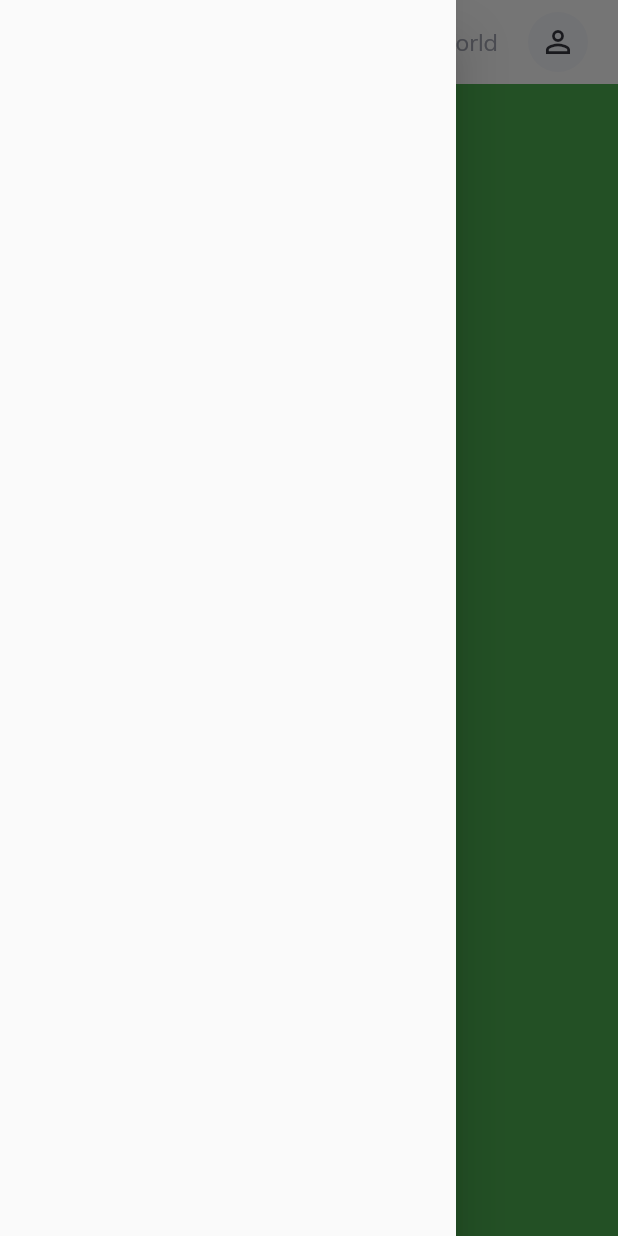
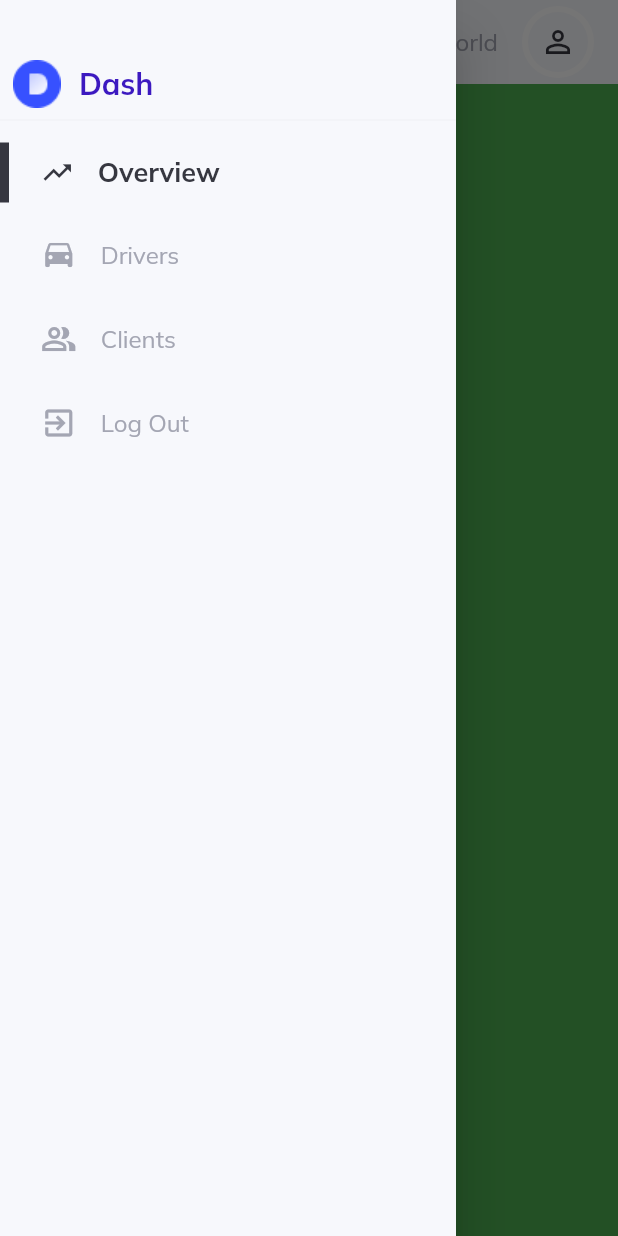
Before and after one commit to opas-keat/flutter_web, a Flutter app: the screen it shows after launch, after a tap on the "menu" icon, on a phone screen of 412 x 824 dp. Run offline on Flutter 3.47's test engine with Material 2 defaults, Android fonts, the light colour scheme and no system bars; our stand-ins replace get, google_fonts.

Commit message:
add sidebar

```diff
--- /dev/null
+++ b/lib/constants/controllers.dart
@@ -0,0 +1,3 @@
+import 'package:flutter_web/controllers/menu_controller.dart';
+
+MenuController menuController = MenuController.instance;
--- /dev/null
+++ b/lib/controllers/menu_controller.dart
@@ -0,0 +1,45 @@
+import 'package:flutter/material.dart';
+import 'package:flutter_web/constants/style.dart';
+import 'package:flutter_web/routing/routes.dart';
+import 'package:get/get.dart';
+
+class MenuController extends GetxController {
+  static MenuController instance = Get.find();
+  var activeItem = overViewPageRoute.obs;
+  var hoverItem = "".obs;
+
+  changeActiveitemTo(String itemName) {
+    activeItem.value = itemName;
+  }
+
+  onHover(String itemName) {
+    if (!isActive(itemName)) hoverItem.value = itemName;
+  }
+
+  isActive(String itemName) => activeItem.value == itemName;
+
+  isHovering(String itemName) => hoverItem.value == itemName;
+
+  Widget returnIconFor(String itemName) {
+    switch (itemName) {
+      case overViewPageRoute:
+        return _customIcon(Icons.trending_up, itemName);
+      case driverPageRoute:
+        return _customIcon(Icons.drive_eta, itemName);
+      case clientsPageRoute:
+        return _customIcon(Icons.people_alt_outlined, itemName);
+      case authenticationPageRoute:
+        return _customIcon(Icons.exit_to_app, itemName);
+      default:
+        return _customIcon(Icons.exit_to_app, itemName);
+    }
+  }
+
+  Widget _customIcon(IconData icon, String itemName) {
+    if (isActive(itemName)) {
+      return Icon(icon, size: 22, color: dark);
+    }
+
+    return Icon(icon, color: isHovering(itemName) ? dark : lightGrey);
+  }
+}
--- a/lib/layout.dart
+++ b/lib/layout.dart
@@ -1,6 +1,7 @@
 import 'package:flutter/material.dart';
 import 'package:flutter_web/helpers/responsiveness.dart';
 import 'package:flutter_web/widgets/large_screen.dart';
+import 'package:flutter_web/widgets/side_menu.dart';
 import 'package:flutter_web/widgets/top_nav.dart';
 
 import 'widgets/small_screen.dart';
@@ -14,7 +15,9 @@
     return Scaffold(
       key: scaffoldKey,
       appBar: topNavigationBar(context, scaffoldKey),
-      drawer: const Drawer(),
+      drawer: const Drawer(
+        child: SideMenu(),
+      ),
       body: const ResponsiveWidget(
         largeSceen: LargeScreen(),
         smallScreen: SmallScreen(),
--- a/lib/main.dart
+++ b/lib/main.dart
@@ -1,10 +1,12 @@
 import 'package:flutter/material.dart';
-import 'package:get/route_manager.dart';
+import 'package:flutter_web/controllers/menu_controller.dart';
+import 'package:get/get.dart';
 import 'package:google_fonts/google_fonts.dart';
 
 import 'layout.dart';
 
 void main() {
+  Get.put(MenuController());
   runApp(const MyApp());
 }
 
--- /dev/null
+++ b/lib/routing/routes.dart
@@ -0,0 +1,11 @@
+const overViewPageRoute = "Overview";
+const driverPageRoute = "Drivers";
+const clientsPageRoute = "Clients";
+const authenticationPageRoute = "Authentication";
+
+List sideMenuItems = [
+  overViewPageRoute,
+  driverPageRoute,
+  clientsPageRoute,
+  authenticationPageRoute
+];
--- /dev/null
+++ b/lib/widgets/horizontal_menu_item.dart
@@ -0,0 +1,64 @@
+import 'package:flutter/material.dart';
+import 'package:flutter_web/constants/controllers.dart';
+import 'package:flutter_web/constants/style.dart';
+import 'package:flutter_web/widgets/customText.dart';
+import 'package:get/get.dart';
+
+class HorizontalMenuItem extends StatelessWidget {
+  final String itemName;
+  final Function? onTap;
+  const HorizontalMenuItem({Key? key, required this.itemName, this.onTap})
+      : super(key: key);
+
+  @override
+  Widget build(BuildContext context) {
+    double _width = MediaQuery.of(context).size.width;
+    return InkWell(
+      onTap: () {},
+      onHover: (value) {
+        value
+            ? menuController.onHover(itemName)
+            : menuController.onHover("not hovering");
+      },
+      child: Obx(() => Container(
+            color: menuController.isHovering(itemName)
+                ? lightGrey.withOpacity(.1)
+                : Colors.transparent,
+            child: Row(children: [
+              Visibility(
+                visible: menuController.isHovering(itemName) ||
+                    menuController.isActive(itemName),
+                child: Container(
+                  width: 6,
+                  height: 40,
+                  color: dark,
+                ),
+                maintainSize: true,
+                maintainState: true,
+                maintainAnimation: true,
+              ),
+              SizedBox(width: _width / 80),
+              Padding(
+                padding: const EdgeInsets.all(16),
+                child: menuController.returnIconFor(itemName),
+              ),
+              if (!menuController.isActive(itemName))
+                Flexible(
+                    child: CustomText(
+                        text: itemName,
+                        color: menuController.isHovering(itemName)
+                            ? dark
+                            : lightGrey))
+              else
+                Flexible(
+                    child: CustomText(
+                  text: itemName,
+                  color: dark,
+                  size: 18,
+                  weight: FontWeight.bold,
+                ))
+            ]),
+          )),
+    );
+  }
+}
--- a/lib/widgets/large_screen.dart
+++ b/lib/widgets/large_screen.dart
@@ -1,4 +1,5 @@
 import 'package:flutter/material.dart';
+import 'package:flutter_web/widgets/side_menu.dart';
 
 class LargeScreen extends StatelessWidget {
   const LargeScreen({Key? key}) : super(key: key);
@@ -6,10 +7,7 @@
   @override
   Widget build(BuildContext context) {
     return Row(children: [
-      Expanded(
-          child: Container(
-        color: Colors.red,
-      )),
+      const Expanded(child: SideMenu()),
       Expanded(
           flex: 5,
           child: Container(
--- /dev/null
+++ b/lib/widgets/side_menu.dart
@@ -0,0 +1,71 @@
+import 'package:flutter/material.dart';
+import 'package:flutter_web/constants/controllers.dart';
+import 'package:flutter_web/constants/style.dart';
+import 'package:flutter_web/helpers/responsiveness.dart';
+import 'package:flutter_web/routing/routes.dart';
+import 'package:flutter_web/widgets/customText.dart';
+import 'package:flutter_web/widgets/side_menu_item.dart';
+import 'package:get/get.dart';
+
+class SideMenu extends StatelessWidget {
+  const SideMenu({Key? key}) : super(key: key);
+
+  @override
+  Widget build(BuildContext context) {
+    double _width = MediaQuery.of(context).size.width;
+    return Container(
+      color: light,
+      child: ListView(
+        children: [
+          if (ResponsiveWidget.isSmallScreen(context))
+            Column(
+              mainAxisSize: MainAxisSize.min,
+              children: [
+                const SizedBox(height: 40),
+                Row(
+                  children: [
+                    SizedBox(width: _width / 48),
+                    Padding(
+                      padding: const EdgeInsets.only(right: 12),
+                      child: Image.asset("assets/icons/logo.png"),
+                    ),
+                    Flexible(
+                        child: CustomText(
+                      text: "Dash",
+                      size: 20,
+                      weight: FontWeight.bold,
+                      color: active,
+                    )),
+                    SizedBox(width: _width / 48)
+                  ],
+                ),
+              ],
+            ),
+          Divider(color: lightGrey.withOpacity(.1)),
+          Column(
+            mainAxisSize: MainAxisSize.min,
+            children: sideMenuItems
+                .map((itemName) => SideMenuItem(
+                      itemName: itemName == authenticationPageRoute
+                          ? "Log Out"
+                          : itemName,
+                      onTap: () {
+                        if (itemName == authenticationPageRoute) {
+                          // TODO:: go to authentication page
+                        }
+                        if (!menuController.isActive(itemName)) {
+                          menuController.changeActiveitemTo(itemName);
+                          if (ResponsiveWidget.isSmallScreen(context)) {
+                            Get.back();
+                            // TODO:: go to item name Route
+                          }
+                        }
+                      },
+                    ))
+                .toList(),
+          ),
+        ],
+      ),
+    );
+  }
+}
--- /dev/null
+++ b/lib/widgets/side_menu_item.dart
@@ -0,0 +1,26 @@
+import 'package:flutter/material.dart';
+import 'package:flutter_web/helpers/responsiveness.dart';
+import 'package:flutter_web/widgets/horizontal_menu_item.dart';
+import 'package:flutter_web/widgets/vertical_menu_item.dart';
+
+class SideMenuItem extends StatelessWidget {
+  final String itemName;
+  final Function? onTap;
+  const SideMenuItem({Key? key, required this.itemName, this.onTap})
+      : super(key: key);
+
+  @override
+  Widget build(BuildContext context) {
+    if (ResponsiveWidget.isCustomScreen(context)) {
+      return VerticalMenuItem(
+        itemName: itemName,
+        onTap: onTap,
+      );
+    }
+
+    return HorizontalMenuItem(
+      itemName: itemName,
+      onTap: onTap,
+    );
+  }
+}
--- a/lib/widgets/top_nav.dart
+++ b/lib/widgets/top_nav.dart
@@ -89,5 +89,5 @@
         ],
       ),
       iconTheme: IconThemeData(color: dark),
-      backgroundColor: Colors.transparent,
+      backgroundColor: light,
     );
```
Also changed, not shown: lib/widgets/vertical_menu_item.dart (added, +70 -0 lines).
